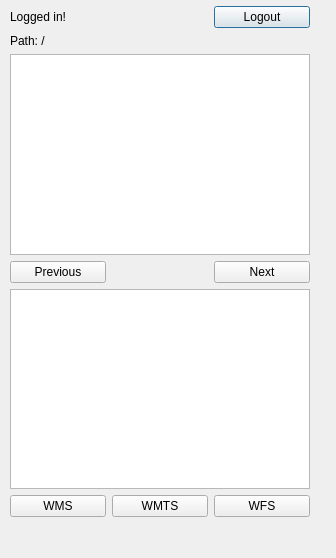
ellipsis-drive-internal/qgis-plugin, file tabs/MyDriveLoggedInTab.ui: the form before one commit.
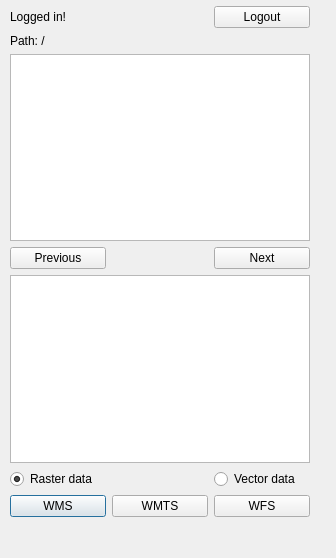
The form after the commit.

Commit message: add vector/raster radiobutton to the loggedin tab

What changed in the file:
```diff
--- a/tabs/MyDriveLoggedInTab.ui
+++ b/tabs/MyDriveLoggedInTab.ui
@@ -26,24 +26,14 @@
     <property name="rightMargin">
      <number>11</number>
     </property>
-    <item row="2" column="0" colspan="3">
-     <widget class="QListWidget" name="listWidget_mydrive"/>
-    </item>
-    <item row="0" column="2">
-     <widget class="QPushButton" name="pushButton_logout">
+    <item row="1" column="0">
+     <widget class="QLabel" name="label_path">
       <property name="text">
-       <string>Logout</string>
+       <string>Path: /</string>
       </property>
      </widget>
     </item>
-    <item row="6" column="2">
-     <widget class="QPushButton" name="pushButton_2">
-      <property name="text">
-       <string>WFS</string>
-      </property>
-     </widget>
-    </item>
-    <item row="7" column="2">
+    <item row="12" column="2">
      <spacer name="verticalSpacer">
       <property name="orientation">
        <enum>Qt::Vertical</enum>
@@ -66,44 +56,71 @@
       </property>
      </widget>
     </item>
-    <item row="1" column="0" colspan="3">
-     <widget class="QLabel" name="label_path">
-      <property name="text">
-       <string>Path: /</string>
-      </property>
-     </widget>
-    </item>
-    <item row="6" column="0">
-     <widget class="QPushButton" name="pushButton">
-      <property name="text">
-       <string>WMS</string>
-      </property>
-     </widget>
-    </item>
-    <item row="5" column="0" colspan="3">
+    <item row="8" column="0" colspan="3">
      <widget class="QListWidget" name="listWidget_mydrive_maps"/>
     </item>
-    <item row="4" column="2">
+    <item row="11" column="0">
+     <widget class="QPushButton" name="pushButton_wms">
+      <property name="text">
+       <string>WMS</string>
+      </property>
+     </widget>
+    </item>
+    <item row="7" column="2">
      <widget class="QPushButton" name="pushButton_next">
       <property name="text">
        <string>Next</string>
       </property>
      </widget>
     </item>
-    <item row="6" column="1">
-     <widget class="QPushButton" name="pushButton_3">
+    <item row="0" column="2">
+     <widget class="QPushButton" name="pushButton_logout">
+      <property name="text">
+       <string>Logout</string>
+      </property>
+     </widget>
+    </item>
+    <item row="5" column="0" colspan="3">
+     <widget class="QListWidget" name="listWidget_mydrive"/>
+    </item>
+    <item row="11" column="1">
+     <widget class="QPushButton" name="pushButton_wmts">
       <property name="text">
        <string>WMTS</string>
       </property>
      </widget>
     </item>
-    <item row="4" column="0">
+    <item row="7" column="0">
      <widget class="QPushButton" name="pushButton_previous">
       <property name="text">
        <string>Previous</string>
       </property>
      </widget>
     </item>
+    <item row="11" column="2">
+     <widget class="QPushButton" name="pushButton_wfs">
+      <property name="text">
+       <string>WFS</string>
+      </property>
+     </widget>
+    </item>
+    <item row="9" column="0">
+     <widget class="QRadioButton" name="radioRaster">
+      <property name="text">
+       <string>Raster data</string>
+      </property>
+      <property name="checked">
+       <bool>true</bool>
+      </property>
+     </widget>
+    </item>
+    <item row="9" column="2">
+     <widget class="QRadioButton" name="radioVector">
+      <property name="text">
+       <string>Vector data</string>
+      </property>
+     </widget>
+    </item>
    </layout>
   </widget>
  </widget>
```
Left out of the diff: 6 changed lines with no effect on the pictures.
